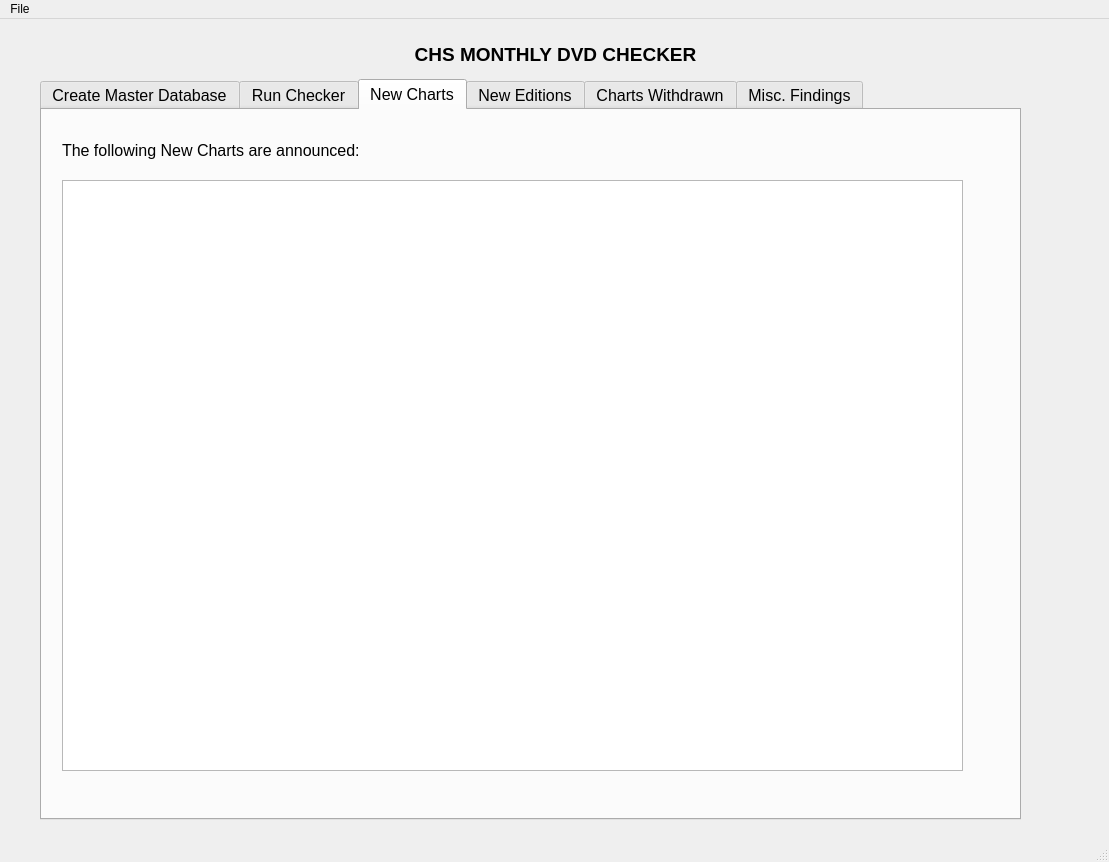
The window that CHS_DVD_Checker.ui (Mabus00/CHS-DVD-Reader) describes before a commit, drawn with Qt 5.
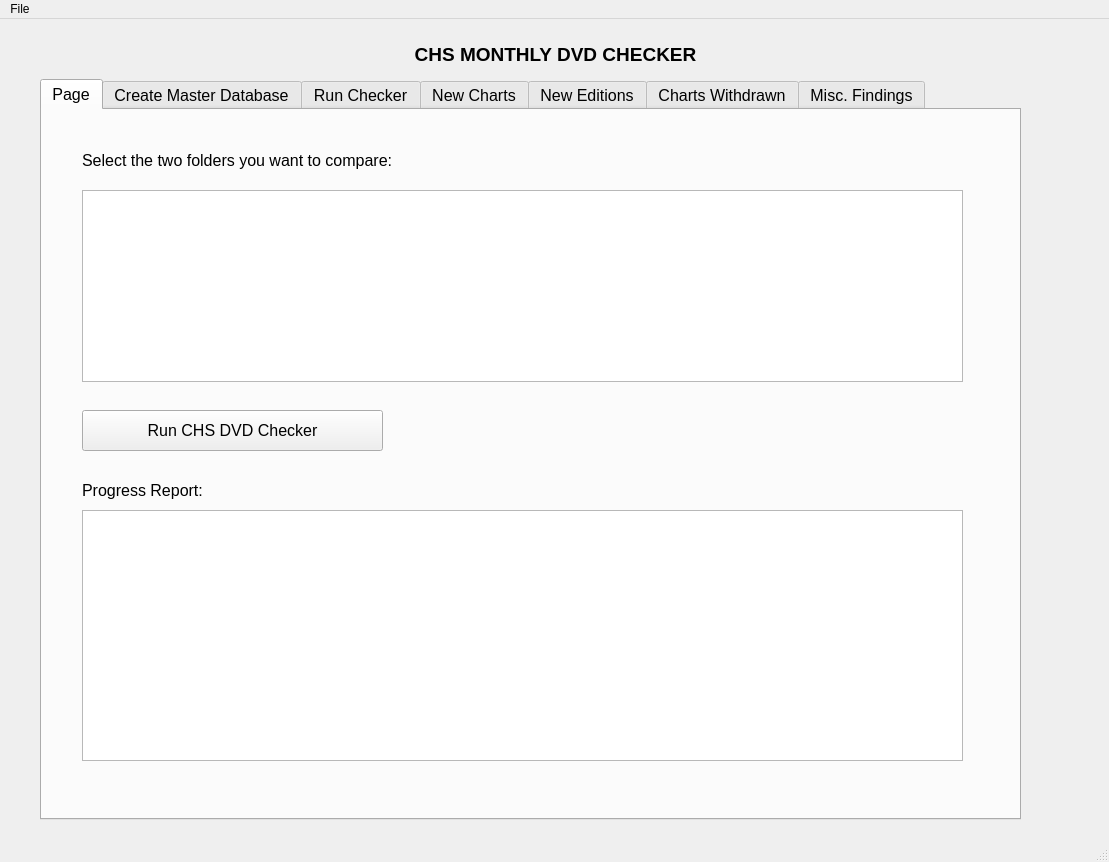
The same window after the commit.

The edit to the form file:
```diff
--- a/CHS_DVD_Checker.ui
+++ b/CHS_DVD_Checker.ui
@@ -66,11 +66,83 @@
      </font>
     </property>
     <property name="currentIndex">
-     <number>2</number>
+     <number>0</number>
     </property>
     <property name="documentMode">
      <bool>false</bool>
     </property>
+    <widget class="QWidget" name="mainTab">
+     <attribute name="title">
+      <string>Page</string>
+     </attribute>
+     <widget class="QTextEdit" name="createDatabaseTextBrowser_2">
+      <property name="geometry">
+       <rect>
+        <x>40</x>
+        <y>400</y>
+        <width>881</width>
+        <height>251</height>
+       </rect>
+      </property>
+      <property name="font">
+       <font>
+        <family>Arial</family>
+        <pointsize>12</pointsize>
+        <weight>50</weight>
+        <bold>false</bold>
+       </font>
+      </property>
+     </widget>
+     <widget class="QLabel" name="createDatabaseProgressReportLabel_2">
+      <property name="geometry">
+       <rect>
+        <x>40</x>
+        <y>370</y>
+        <width>171</width>
+        <height>21</height>
+       </rect>
+      </property>
+      <property name="text">
+       <string>Progress Report:</string>
+      </property>
+     </widget>
+     <widget class="QPushButton" name="executeChecker">
+      <property name="geometry">
+       <rect>
+        <x>40</x>
+        <y>300</y>
+        <width>301</width>
+        <height>41</height>
+       </rect>
+      </property>
+      <property name="text">
+       <string>Run CHS DVD Checker</string>
+      </property>
+     </widget>
+     <widget class="QLabel" name="newChartsLabel_5">
+      <property name="geometry">
+       <rect>
+        <x>40</x>
+        <y>20</y>
+        <width>391</width>
+        <height>61</height>
+       </rect>
+      </property>
+      <property name="text">
+       <string>Select the two folders you want to compare:</string>
+      </property>
+     </widget>
+     <widget class="QListWidget" name="listWidget">
+      <property name="geometry">
+       <rect>
+        <x>40</x>
+        <y>80</y>
+        <width>881</width>
+        <height>192</height>
+       </rect>
+      </property>
+     </widget>
+    </widget>
     <widget class="QWidget" name="rebuild_database">
      <attribute name="title">
       <string>Create Master Database</string>
```
Left out of the diff: 2 changed lines with no effect on the pictures.
